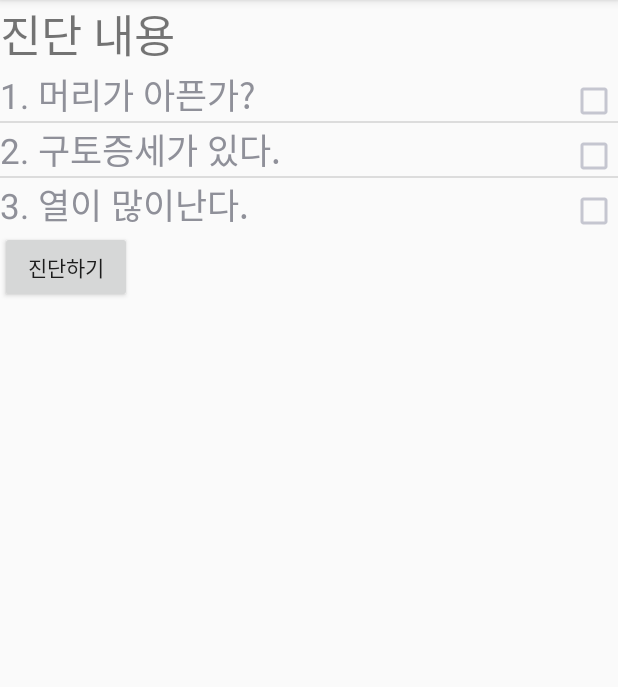
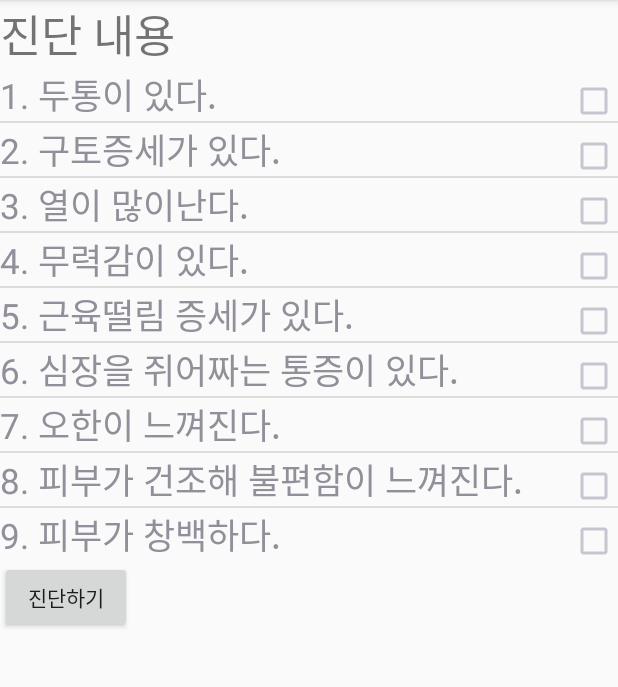
Before and after one commit to seunghyukshin/FirstAidKit, an Android app: the DiagnosisActivity screen opened directly, with no data from a screen before it, on a phone screen of 412 x 824 dp, the part 84-771 px from its top. Run offline under Robolectric (Android 15) with nearby library versions, the phone set to English and light mode, and no system bars; Roboto replaces fonts that are not available here.

Commit message:
add Contents of Diagnosis

```diff
--- a/app/src/main/java/com/example/seunghyukshin/firstaidkit/DiagnosisActivity.java
+++ b/app/src/main/java/com/example/seunghyukshin/firstaidkit/DiagnosisActivity.java
@@ -31,9 +31,15 @@ public class DiagnosisActivity extends AppCompatActivity {
         listView = (ListView) findViewById(R.id.list_view);
         adapter = new DiagnosisAdapter();
 
-        adapter.addItem(new DiagnosisContent("머리가 아픈가?",false));
+        adapter.addItem(new DiagnosisContent("두통이 있다.",false));
         adapter.addItem(new DiagnosisContent("구토증세가 있다.",false));
         adapter.addItem(new DiagnosisContent("열이 많이난다.",false));
+        adapter.addItem(new DiagnosisContent("무력감이 있다.",false));
+        adapter.addItem(new DiagnosisContent("근육떨림 증세가 있다.",false));
+        adapter.addItem(new DiagnosisContent("심장을 쥐어짜는 통증이 있다.",false));
+        adapter.addItem(new DiagnosisContent("오한이 느껴진다.",false));
+        adapter.addItem(new DiagnosisContent("피부가 건조해 불편함이 느껴진다.",false));
+        adapter.addItem(new DiagnosisContent("피부가 창백하다.",false));
 
         listView.setAdapter(adapter);
 
```
Also changed, not shown: 2 other files.
